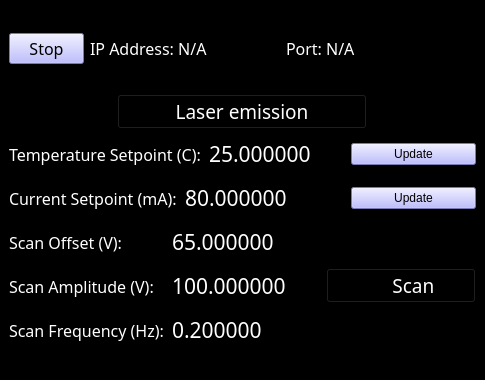
First picture: the form in pylabnet/gui/pyqt/gui_templates/toptica_control.ui, repository lukingroup/pylabnet, before the edit.
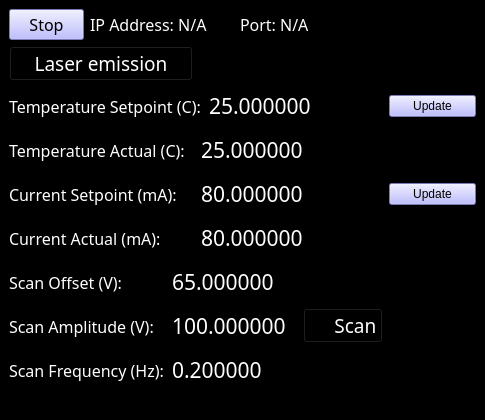
Second picture: the form after the edit. Icons and pictures are not drawn.

```diff
--- a/pylabnet/gui/pyqt/gui_templates/toptica_control.ui
+++ b/pylabnet/gui/pyqt/gui_templates/toptica_control.ui
@@ -26,8 +26,8 @@
    <property name="layoutDirection">
     <enum>Qt::LeftToRight</enum>
    </property>
-   <layout class="QVBoxLayout" name="verticalLayout">
-    <item>
+   <layout class="QGridLayout" name="gridLayout_2">
+    <item row="0" column="0" colspan="2">
      <layout class="QHBoxLayout" name="horizontalLayout_8">
       <item>
        <widget class="QPushButton" name="stop_button">
@@ -98,7 +98,7 @@
       </item>
      </layout>
     </item>
-    <item>
+    <item row="1" column="0">
      <layout class="QHBoxLayout" name="horizontalLayout_2">
       <item>
        <widget class="QPushButton" name="on_off">
@@ -138,7 +138,7 @@
       </item>
      </layout>
     </item>
-    <item>
+    <item row="2" column="0" colspan="2">
      <layout class="QHBoxLayout" name="horizontalLayout_5">
       <item>
        <widget class="QLabel" name="ip_label_3">
@@ -207,26 +207,93 @@
         </property>
        </widget>
       </item>
-      <item>
-       <widget class="QPushButton" name="update_temp">
-        <property name="maximumSize">
-         <size>
-          <width>125</width>
-          <height>16777215</height>
-         </size>
-        </property>
-        <property name="styleSheet">
-         <string notr="true">font: 25 12pt &quot;Calibri Light&quot;;
-background-color: rgb(170, 170, 255);</string>
-        </property>
-        <property name="text">
-         <string>Update</string>
-        </property>
-       </widget>
-      </item>
      </layout>
     </item>
-    <item>
+    <item row="2" column="2">
+     <widget class="QPushButton" name="update_temp">
+      <property name="maximumSize">
+       <size>
+        <width>125</width>
+        <height>16777215</height>
+       </size>
+      </property>
+      <property name="styleSheet">
+       <string notr="true">font: 25 12pt &quot;Calibri Light&quot;;
+background-color: rgb(170, 170, 255);</string>
+      </property>
+      <property name="text">
+       <string>Update</string>
+      </property>
+     </widget>
+    </item>
+    <item row="3" column="0">
+     <widget class="QLabel" name="ip_label_7">
+      <property name="maximumSize">
+       <size>
+        <width>16777215</width>
+        <height>16777215</height>
+       </size>
+      </property>
+      <property name="font">
+       <font>
+        <family>Calibri Light</family>
+        <pointsize>12</pointsize>
+       </font>
+      </property>
+      <property name="styleSheet">
+       <string notr="true">color: rgb(255, 255, 255);</string>
+      </property>
+      <property name="text">
+       <string>Temperature Actual (C):</string>
+      </property>
+     </widget>
+    </item>
+    <item row="3" column="1">
+     <widget class="QDoubleSpinBox" name="temperature_actual">
+      <property name="font">
+       <font>
+        <family>Calibri Light</family>
+        <pointsize>16</pointsize>
+       </font>
+      </property>
+      <property name="styleSheet">
+       <string notr="true">color: rgb(255, 255, 255);
+selection-background-color: rgb(0, 85, 0);
+selection-color: rgb(255, 255, 255);</string>
+      </property>
+      <property name="frame">
+       <bool>false</bool>
+      </property>
+      <property name="buttonSymbols">
+       <enum>QAbstractSpinBox::NoButtons</enum>
+      </property>
+      <property name="accelerated">
+       <bool>false</bool>
+      </property>
+      <property name="correctionMode">
+       <enum>QAbstractSpinBox::CorrectToNearestValue</enum>
+      </property>
+      <property name="keyboardTracking">
+       <bool>false</bool>
+      </property>
+      <property name="decimals">
+       <number>6</number>
+      </property>
+      <property name="minimum">
+       <double>20.000000000000000</double>
+      </property>
+      <property name="maximum">
+       <double>50.000000000000000</double>
+      </property>
+      <property name="singleStep">
+       <double>0.000010000000000</double>
+      </property>
+      <property name="value">
+       <double>25.000000000000000</double>
+      </property>
+     </widget>
+    </item>
+    <item row="4" column="0" colspan="2">
      <layout class="QHBoxLayout" name="horizontalLayout_4">
       <item>
        <widget class="QLabel" name="ip_label_2">
@@ -295,26 +362,93 @@
         </property>
        </widget>
       </item>
-      <item>
-       <widget class="QPushButton" name="update_current">
-        <property name="maximumSize">
-         <size>
-          <width>125</width>
-          <height>16777215</height>
-         </size>
-        </property>
-        <property name="styleSheet">
-         <string notr="true">font: 25 12pt &quot;Calibri Light&quot;;
-background-color: rgb(170, 170, 255);</string>
-        </property>
-        <property name="text">
-         <string>Update</string>
-        </property>
-       </widget>
-      </item>
      </layout>
     </item>
-    <item>
+    <item row="4" column="2">
+     <widget class="QPushButton" name="update_current">
+      <property name="maximumSize">
+       <size>
+        <width>125</width>
+        <height>16777215</height>
+       </size>
+      </property>
+      <property name="styleSheet">
+       <string notr="true">font: 25 12pt &quot;Calibri Light&quot;;
+background-color: rgb(170, 170, 255);</string>
+      </property>
+      <property name="text">
+       <string>Update</string>
+      </property>
+     </widget>
+    </item>
+    <item row="5" column="0">
+     <widget class="QLabel" name="ip_label_8">
+      <property name="maximumSize">
+       <size>
+        <width>16777215</width>
+        <height>16777215</height>
+       </size>
+      </property>
+      <property name="font">
+       <font>
+        <family>Calibri Light</family>
+        <pointsize>12</pointsize>
+       </font>
+      </property>
+      <property name="styleSheet">
+       <string notr="true">color: rgb(255, 255, 255);</string>
+      </property>
+      <property name="text">
+       <string>Current Actual (mA):</string>
+      </property>
+     </widget>
+    </item>
+    <item row="5" column="1">
+     <widget class="QDoubleSpinBox" name="current_actual">
+      <property name="font">
+       <font>
+        <family>Calibri Light</family>
+        <pointsize>16</pointsize>
+       </font>
+      </property>
+      <property name="styleSheet">
+       <string notr="true">color: rgb(255, 255, 255);
+selection-background-color: rgb(0, 85, 0);
+selection-color: rgb(255, 255, 255);</string>
+      </property>
+      <property name="frame">
+       <bool>false</bool>
+      </property>
+      <property name="buttonSymbols">
+       <enum>QAbstractSpinBox::NoButtons</enum>
+      </property>
+      <property name="accelerated">
+       <bool>false</bool>
+      </property>
+      <property name="correctionMode">
+       <enum>QAbstractSpinBox::CorrectToNearestValue</enum>
+      </property>
+      <property name="keyboardTracking">
+       <bool>false</bool>
+      </property>
+      <property name="decimals">
+       <number>6</number>
+      </property>
+      <property name="minimum">
+       <double>0.000000000000000</double>
+      </property>
+      <property name="maximum">
+       <double>100.000000000000000</double>
+      </property>
+      <property name="singleStep">
+       <double>0.000010000000000</double>
+      </property>
+      <property name="value">
+       <double>80.000000000000000</double>
+      </property>
+     </widget>
+    </item>
+    <item row="6" column="0" colspan="2">
      <layout class="QGridLayout" name="gridLayout">
       <item row="1" column="2">
        <widget class="QDoubleSpinBox" name="amplitude">
```
Left out of the diff: 116 changed lines with no effect on the pictures.
